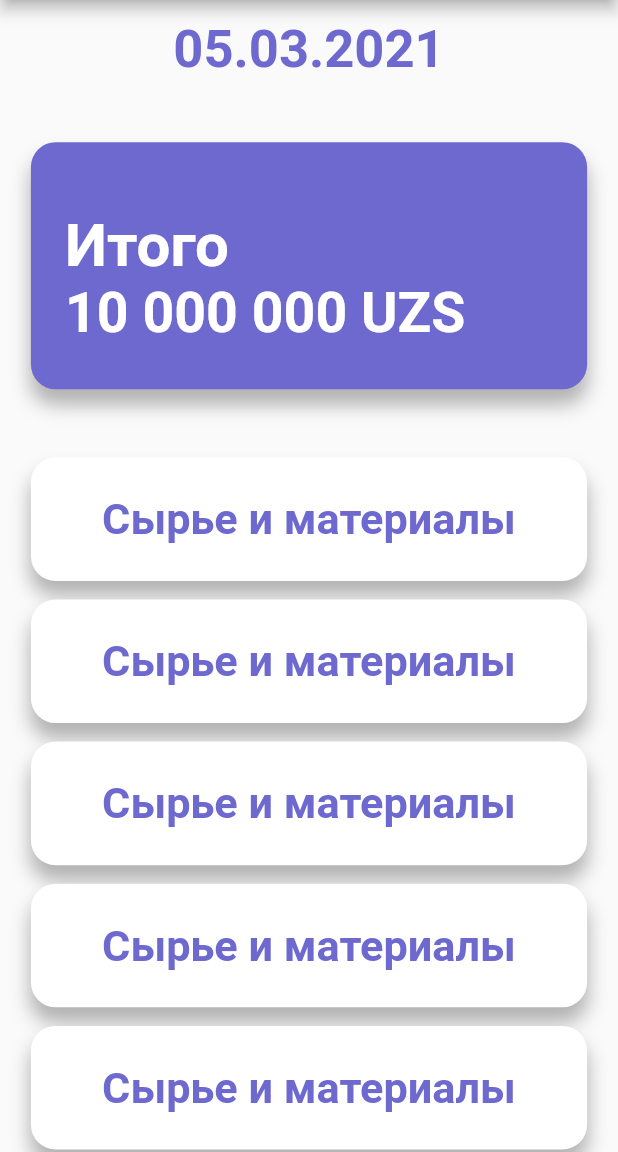
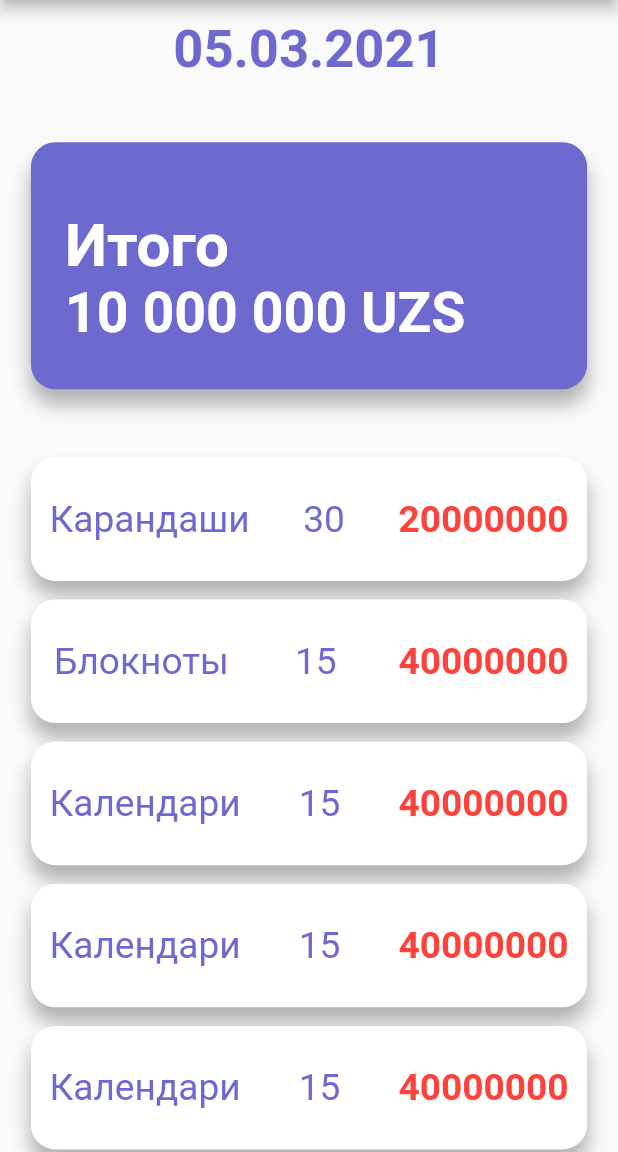
Before and after one commit to smarts-uz/flutter_accola, a Flutter app: the SumPage screen opened directly, on a phone screen of 412 x 824 dp, the part 84-1236 px from its top. Run offline on Flutter 3.47's test engine with Material 2 defaults, Android fonts, the phone set to English and light mode, and no system bars.

Commit message:
Changed 2

```diff
--- a/lib/pages/Summa/Sum_Page.dart
+++ b/lib/pages/Summa/Sum_Page.dart
@@ -97,11 +97,11 @@ class _SumPageState extends State<SumPage> {
                     margin: EdgeInsets.only(top: size.width* 0.08),
                     child: ListView(
                       children: [
-                        _SubButtons(),
-                        _SubButtons(),
-                        _SubButtons(),
-                        _SubButtons(),
-                        _SubButtons(),
+                        SubButton(titile: "Карандаши", count: 30, sum: 20000000,),
+                        SubButton(titile: "Блокноты ", count: 15, sum: 40000000,),
+                        SubButton(titile: "Календари", count: 15, sum: 40000000,),
+                        SubButton(titile: "Календари", count: 15, sum: 40000000,),
+                        SubButton(titile: "Календари", count: 15, sum: 40000000,),
                       ],
                     ),
                   ),
@@ -115,10 +115,23 @@ class _SumPageState extends State<SumPage> {
   }
 }
 
-class _SubButtons extends StatelessWidget {
+class SubButton extends StatefulWidget {
+  SubButton({Key key, this.titile , this.count , this.sum}): super (key: key);
+  String titile;
+  int count;
+  int sum;
+
+  @override
+  _SubButtonState createState() => _SubButtonState();
+}
+
+class _SubButtonState extends State<SubButton> {
+
   @override
   Widget build(BuildContext context) {
-      Size size = MediaQuery.of(context).size;
+    String sum = widget.sum.toString();
+    String count = widget.count.toString();
+    Size size = MediaQuery.of(context).size;
     return Container(
       width: size.width,
       height: size.height * 0.1,
@@ -126,6 +139,7 @@ class _SubButtons extends StatelessWidget {
           top: size.width * 0.03,
           left: size.width * 0.05,
           right: size.width * 0.05),
+      padding: EdgeInsets.all(size.width*0.03),
       decoration: BoxDecoration(
         borderRadius: BorderRadius.circular(size.width * 0.04),
         color: Colors.white,
@@ -137,12 +151,25 @@ class _SubButtons extends StatelessWidget {
           ),
         ],
       ),
-      child: Center(
-        child: Text(
-          "Сырье и материалы",
-          style: TextStyle(fontSize: size.width*0.07, fontWeight: FontWeight.bold, color: Color(0xff6D69CF)),
-          textAlign: TextAlign.center,
-        ),
+      child: Row(
+        mainAxisAlignment: MainAxisAlignment.spaceBetween,
+        children: [
+          Text(
+            widget.titile,
+            style: TextStyle(fontSize: size.width*0.06,  color: Color(0xff6D69CF)),
+            textAlign: TextAlign.center,
+          ),
+          Text(
+            count,
+            style: TextStyle(fontSize: size.width*0.06, color: Color(0xff6D69CF)),
+            textAlign: TextAlign.left,
+          ),
+          Text(
+            sum,
+            style: TextStyle(fontSize: size.width*0.06,fontWeight: FontWeight.bold ,color: Color(0xffFD413B)),
+            textAlign: TextAlign.left,
+          ),
+        ],
       ),
     );
   }
```
Also changed, not shown: 6 other files.
